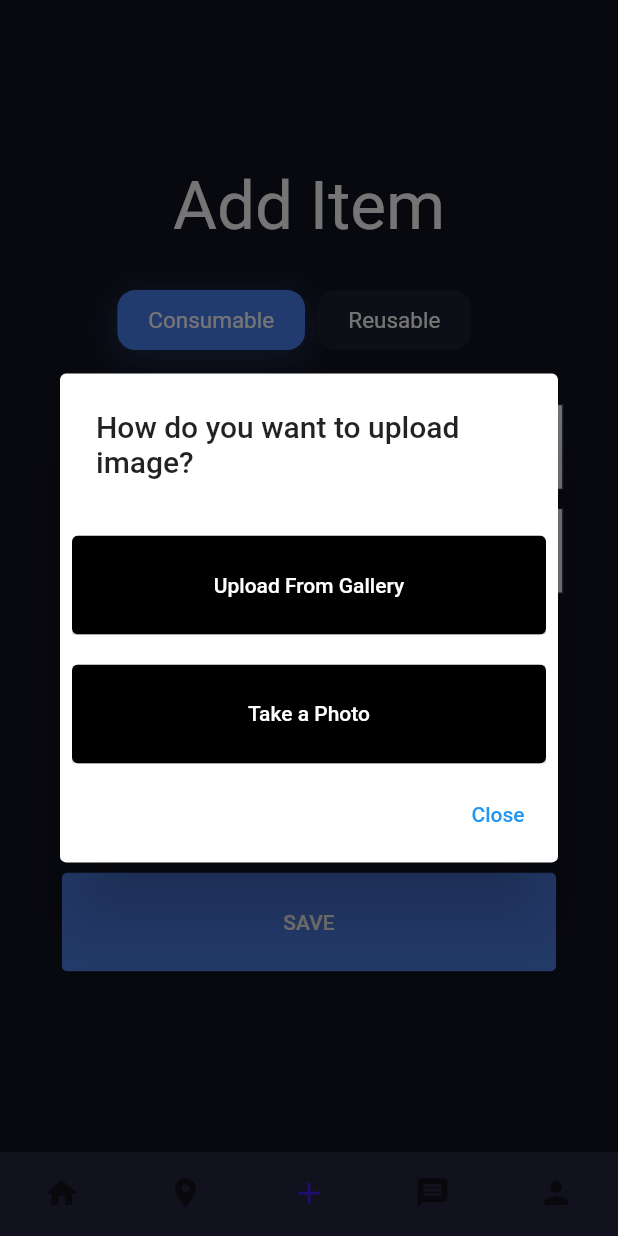
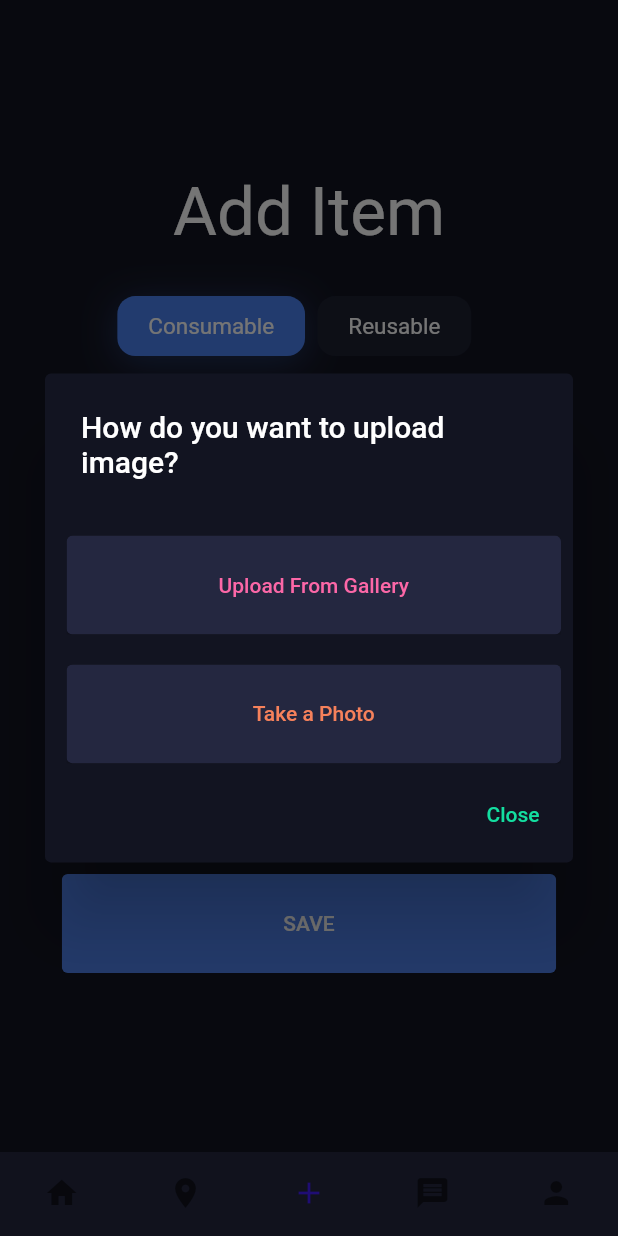
Before and after one commit to meliksahozceyhan/Senior-Project-LeftOver, a Flutter app: the ItemScreen screen opened directly, item 3 of the bottom bar chosen, after a tap on "UPLOAD PHOTO", on a phone screen of 412 x 824 dp. Run offline on Flutter 3.47's test engine with Material 2 defaults, Android fonts, the phone set to English and light mode, and no system bars; our stand-ins replace flutter_datetime_picker, flutter_dotenv, flutter_svg, google_fonts, image_picker, material_floating_search_bar and 2 more; missing offline and left inert: flappy_search_bar, jwt_decode, shared_preferences_web; accounts and stored records are empty; network calls fail.

Commit message:
Feat: Add Item Pop up Design

```diff
--- a/client/left_over/lib/Screens/AddNewItem/components/add_item_body.dart
+++ b/client/left_over/lib/Screens/AddNewItem/components/add_item_body.dart
@@ -113,10 +113,15 @@ class _NewItemBodyState extends State<AddNewItemBody> {
       context: context,
       builder: (BuildContext context) {
         return AlertDialog(
-          title: const Text('How do you want to upload image?'),
+          insetPadding: EdgeInsets.symmetric(horizontal: 30),
+          title: const Text('How do you want to upload image?',
+              style: TextStyle(color: Colors.white)),
+          backgroundColor: darkBackgroundColor,
           actions: <Widget>[
             RoundedButton(
                 text: 'Upload From Gallery',
+                color: lightBackgroundColor,
+                textColor: pinkBlockColor,
                 press: () {
                   imageMethod = 0;
                   Navigator.of(context).pop();
@@ -125,6 +130,8 @@ class _NewItemBodyState extends State<AddNewItemBody> {
                 }),
             RoundedButton(
                 text: 'Take a Photo',
+                color: lightBackgroundColor,
+                textColor: lightPinkBlockColor,
                 press: () {
                   imageMethod = 1;
                   Navigator.of(context).pop();
@@ -135,7 +142,7 @@ class _NewItemBodyState extends State<AddNewItemBody> {
                 onPressed: () {
                   Navigator.of(context).pop();
                 },
-                child: Text('Close')),
+                child: Text('Close', style: TextStyle(color: greenBlockColor))),
           ],
         );
       },
@@ -155,8 +162,7 @@ class _NewItemBodyState extends State<AddNewItemBody> {
   }
 
   uploadImage() async {
-
-    if(base64Image != "" && base64Image != null) {
+    if (base64Image != "" && base64Image != null) {
       print("Inside Image Upload.");
 
       final prefs = await SharedPreferences.getInstance();
@@ -182,7 +188,7 @@ class _NewItemBodyState extends State<AddNewItemBody> {
         final body = json.decode(response.body);
         print(body["_id"]);
 
-        if(getItemName != "" && getCondition != "" && getSubcategory != "") {
+        if (getItemName != "" && getCondition != "" && getSubcategory != "") {
           await uploadItem(body["_id"]);
         } else {
           final scaffold = ScaffoldMessenger.of(context);
@@ -199,9 +205,7 @@ class _NewItemBodyState extends State<AddNewItemBody> {
             ),
           );
         }
-
       } else {
-
         final scaffold = ScaffoldMessenger.of(context);
         scaffold.showSnackBar(
           SnackBar(
@@ -231,7 +235,6 @@ class _NewItemBodyState extends State<AddNewItemBody> {
         ),
       );
     }
-
   }
 
   uploadItem(String imageId) async {
@@ -303,11 +306,13 @@ class _NewItemBodyState extends State<AddNewItemBody> {
         } else if (null != snapshot.error) {
           return const Text(
             'Error Picking Image',
+            style: TextStyle(color: Colors.red),
             textAlign: TextAlign.center,
           );
         } else {
           return const Text(
             'No Image Selected',
+            style: TextStyle(color: Colors.white),
             textAlign: TextAlign.center,
           );
         }
@@ -326,11 +331,11 @@ class _NewItemBodyState extends State<AddNewItemBody> {
             child: Column(
               mainAxisAlignment: MainAxisAlignment.center,
               children: <Widget>[
-                //Padding(
-                //padding: const EdgeInsets.only(top: 5, left: 20.0),
-                //child: Row(
-                //mainAxisAlignment: MainAxisAlignment.spaceBetween,
-                //children: [
+                Padding(
+                  padding: const EdgeInsets.only(top: 5),
+                  child: Column(
+                    mainAxisAlignment: MainAxisAlignment.spaceBetween,
+                    children: [
                       const Text(
                         "Add Item",
                         style: TextStyle(
@@ -339,17 +344,15 @@ class _NewItemBodyState extends State<AddNewItemBody> {
                         ),
                       ),
                       Padding(
-                  padding:
-                      const EdgeInsets.symmetric(horizontal: 60, vertical: 10),
+                        padding: const EdgeInsets.symmetric(
+                            horizontal: 60, vertical: 10),
                         child: Categories(),
                       ),
-
-                // ],
-                //),
-                // ),
-
+                    ],
+                  ),
+                ),
                 Padding(
-                    padding: const EdgeInsets.only(top: 20, left: 10),
+                    padding: const EdgeInsets.only(top: 5),
                     child: Column(children: [
                       RoundedInputField(
                         hintText: "Item Name",
@@ -390,7 +393,6 @@ class _NewItemBodyState extends State<AddNewItemBody> {
                             }),
                       ),
                     ])),
-
                 Padding(
                     padding: const EdgeInsets.symmetric(
                         vertical: 10, horizontal: 50),
@@ -400,6 +402,7 @@ class _NewItemBodyState extends State<AddNewItemBody> {
                         DropdownButton<String>(
                           isExpanded: true,
                           //hint: Text('Choose subcategory'),
+                          itemHeight: 60,
                           value: subdropdownvalue,
                           icon: const Icon(Icons.arrow_drop_down),
                           iconSize: 24,
@@ -429,6 +432,7 @@ class _NewItemBodyState extends State<AddNewItemBody> {
                             visible: selectedCategoryIndex == 1 ? true : false,
                             child: DropdownButton<String>(
                               // hint: Text('Select condition of the item'),
+                              itemHeight: 60,
                               value: conditiondropdownvalue,
                               isExpanded: true,
                               icon: const Icon(Icons.arrow_drop_down),
```
Lines whose indentation alone changed are shown as unchanged.
